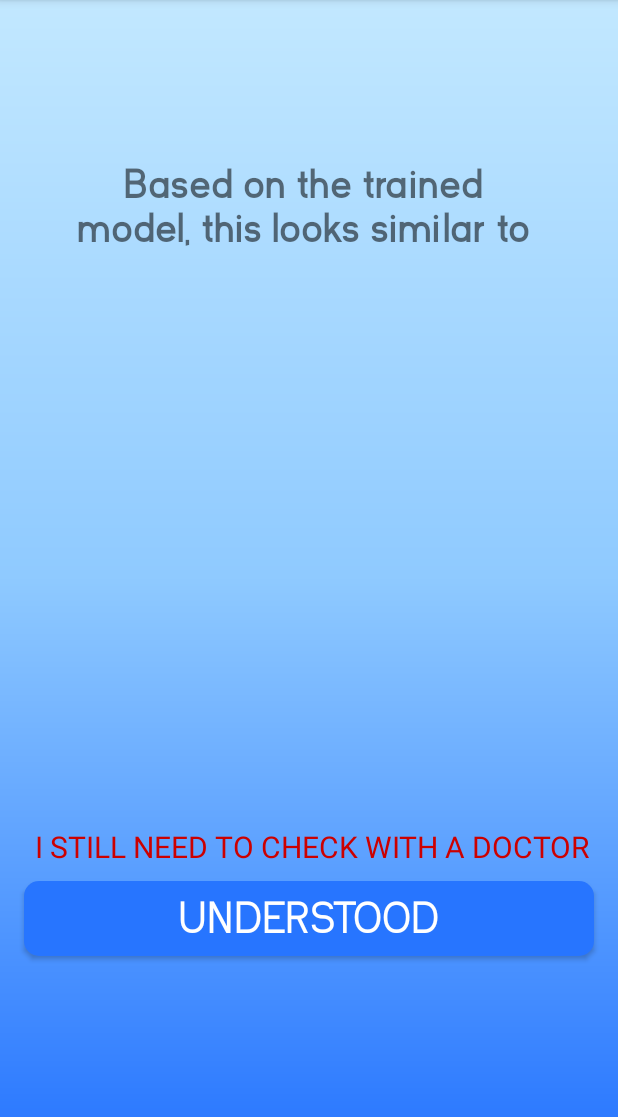
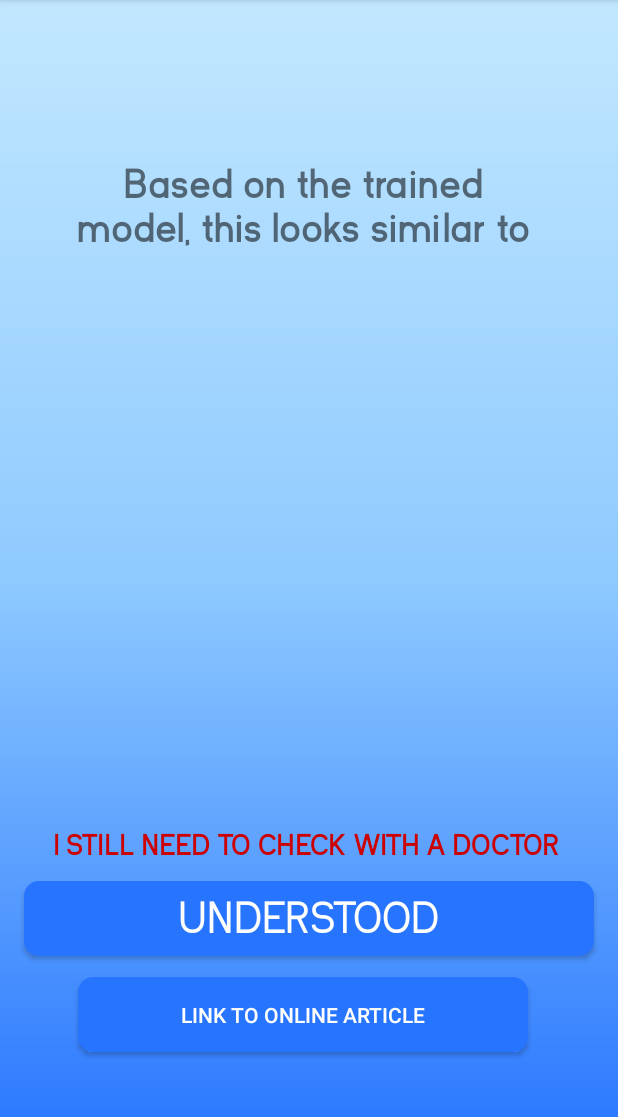
Before and after one commit to kennethsauers/SwampHack2020_CanHelp, an Android app: the ResultsPage screen opened directly, with no data from a screen before it, on a phone screen of 412 x 824 dp, the part 84-1201 px from its top. Run offline under Robolectric (Android 15) with nearby library versions, the phone set to English and light mode, and no system bars; network calls fail; 1 statement that could not run was skipped.

Commit message:
added links to common disorders

```diff
--- a/app/BlightEye/app/src/main/java/com/hackathon/blighteye/ResultsPage.java
+++ b/app/BlightEye/app/src/main/java/com/hackathon/blighteye/ResultsPage.java
@@ -2,24 +2,33 @@ package com.hackathon.blighteye;
 
 import androidx.appcompat.app.AppCompatActivity;
 
+import android.content.Intent;
+import android.net.Uri;
 import android.os.Bundle;
 import android.view.View;
 import android.widget.Button;
 import android.widget.TextView;
 
+import java.util.ArrayList;
+import java.util.HashMap;
+
 public class ResultsPage extends AppCompatActivity {
 
     private Button understoodBbutton;
+    private Button linkB;
     private TextView resultsTexView;
     SomeData passedData;
     String disease;
+    String link;
 
     @Override
     protected void onCreate(Bundle savedInstanceState) {
+
         super.onCreate(savedInstanceState);
         setContentView(R.layout.activity_results);
 
         understoodBbutton = findViewById(R.id.understood_button);
+        linkB = findViewById(R.id.linkB);
         resultsTexView = findViewById(R.id.resultsView);
 
         passedData = (SomeData) getIntent().getSerializableExtra("SomeData");
@@ -33,5 +42,26 @@ public class ResultsPage extends AppCompatActivity {
                 finish();
             }
         });
+
+        linkB.setOnClickListener(new View.OnClickListener() {
+            public void onClick(View v) {
+                Intent intent = new Intent();
+                intent.setAction(Intent.ACTION_VIEW);
+                intent.addCategory(Intent.CATEGORY_BROWSABLE);
+                intent.setData(Uri.parse(link));
+                startActivity(intent);
+            }
+        });
+
+        HashMap<String, String> diseasesList = new HashMap<String, String>();
+        diseasesList.put("Bowen's disease", "https://www.webmd.com/cancer/what-is-bowens-disease");
+        diseasesList.put("basal cell carcinoma", "https://www.webmd.com/melanoma-skin-cancer/basal-cell-carcinoma");
+        diseasesList.put("benign keratosis-like", "https://www.mayoclinic.org/diseases-conditions/seborrheic-keratosis/symptoms-causes/syc-20353878");
+        diseasesList.put("dermatofibroma", "https://www.webmd.com/g00/skin-problems-and-treatments/picture-of-dermatofibroma?i10c.ua=1&i10c.encReferrer=aHR0cHM6Ly93d3cuZ29vZ2xlLmNvbS8%3d&i10c.dv=24");
+        diseasesList.put("melanoma", "https://www.mayoclinic.org/diseases-conditions/melanoma/symptoms-causes/syc-20374884");
+        diseasesList.put("melanocytic nevi ", "https://www.mayoclinic.org/diseases-conditions/moles/symptoms-causes/syc-20375200");
+        diseasesList.put("vascular lesions vasc.","https://www.mayoclinic.org/departments-centers/vascular-anomalies-clinic/overview/ovc-20421863");
+
+        link = diseasesList.get(disease);
     }
 }
--- a/app/BlightEye/app/src/main/res/layout/activity_results.xml
+++ b/app/BlightEye/app/src/main/res/layout/activity_results.xml
@@ -31,18 +31,6 @@
         app:layout_constraintTop_toTopOf="parent"
         tools:layout_editor_absoluteX="0dp" />
 
-    <TextView
-        android:layout_width="400dp"
-        android:layout_height="wrap_content"
-        android:layout_marginStart="8dp"
-        android:layout_marginBottom="9dp"
-        android:text="I STILL NEED TO CHECK WITH A DOCTOR"
-        android:textSize="20dp"
-        android:textColor="@android:color/holo_red_dark"
-        app:layout_constraintBottom_toTopOf="@+id/understood_button"
-        android:textAlignment="center"
-        app:layout_constraintStart_toStartOf="parent" />
-
     <Button
         android:id="@+id/understood_button"
         android:layout_width="380dp"
@@ -56,4 +44,30 @@
         android:textSize="30sp"
         app:layout_constraintStart_toStartOf="parent"
         app:layout_constraintTop_toBottomOf="@+id/resultsView" />
+
+    <Button
+        android:id="@+id/linkB"
+        android:layout_width="300dp"
+        android:layout_height="50dp"
+        android:layout_marginStart="52dp"
+        android:layout_marginTop="308dp"
+        android:autoLink=""
+        android:background="@drawable/front_page_button"
+        android:text="Link to online article"
+        android:textColor="@android:color/white"
+        app:layout_constraintStart_toStartOf="parent"
+        app:layout_constraintTop_toBottomOf="@+id/resultsView" />
+
+    <TextView
+        android:layout_width="400dp"
+        android:layout_height="wrap_content"
+        android:layout_marginStart="4dp"
+        android:layout_marginBottom="12dp"
+        android:fontFamily="@font/kayak_sans_bold"
+        android:text="I STILL NEED TO CHECK WITH A DOCTOR"
+        android:textAlignment="center"
+        android:textColor="@android:color/holo_red_dark"
+        android:textSize="20dp"
+        app:layout_constraintBottom_toTopOf="@+id/understood_button"
+        app:layout_constraintStart_toStartOf="parent" />
 </androidx.constraintlayout.widget.ConstraintLayout>
```
